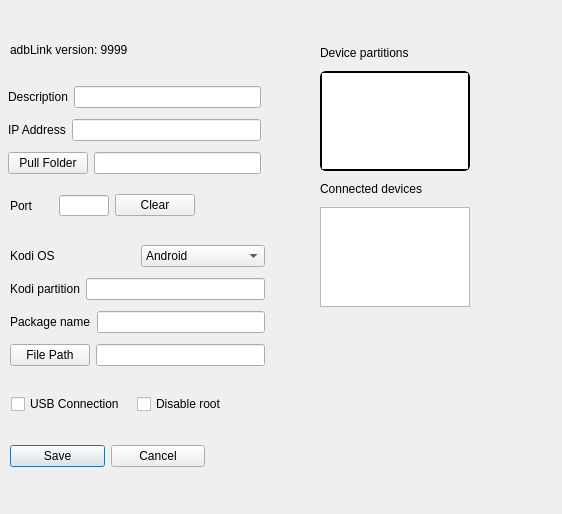
Above: preferencesdialog.ui from Eliminater74/adblink before the change. Below: the same form after it.
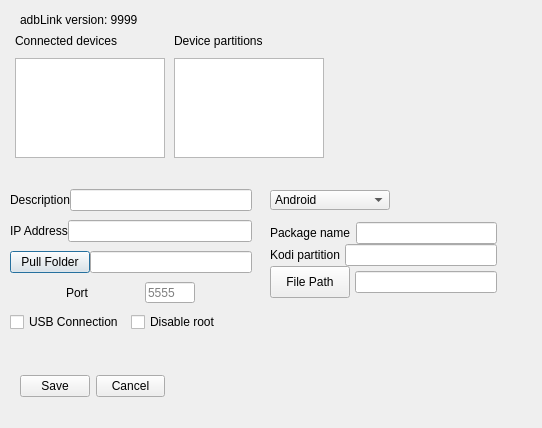
That is the form after the change.

The edit to the form file:
```diff
--- a/preferencesdialog.ui
+++ b/preferencesdialog.ui
@@ -6,8 +6,8 @@
    <rect>
     <x>0</x>
     <y>0</y>
-    <width>562</width>
-    <height>514</height>
+    <width>542</width>
+    <height>428</height>
    </rect>
   </property>
   <property name="windowTitle">
@@ -29,38 +29,6 @@
     <string>TextLabel</string>
    </property>
   </widget>
-  <widget class="QWidget" name="layoutWidget">
-   <property name="geometry">
-    <rect>
-     <x>10</x>
-     <y>440</y>
-     <width>195</width>
-     <height>32</height>
-    </rect>
-   </property>
-   <layout class="QHBoxLayout" name="horizontalLayout_10">
-    <item>
-     <widget class="QPushButton" name="pushButton">
-      <property name="toolTip">
-       <string>&lt;html&gt;&lt;head/&gt;&lt;body&gt;&lt;p&gt;Save data to database&lt;/p&gt;&lt;/body&gt;&lt;/html&gt;</string>
-      </property>
-      <property name="text">
-       <string>Save</string>
-      </property>
-     </widget>
-    </item>
-    <item>
-     <widget class="QPushButton" name="pushButton_2">
-      <property name="toolTip">
-       <string>&lt;html&gt;&lt;head/&gt;&lt;body&gt;&lt;p&gt;Close rhis dialog&lt;/p&gt;&lt;/body&gt;&lt;/html&gt;</string>
-      </property>
-      <property name="text">
-       <string>Cancel</string>
-      </property>
-     </widget>
-    </item>
-   </layout>
-  </widget>
   <widget class="QGroupBox" name="mediaBox">
    <property name="geometry">
     <rect>
@@ -125,86 +93,6 @@
     </property>
    </widget>
   </widget>
-  <widget class="QWidget" name="layoutWidget">
-   <property name="geometry">
-    <rect>
-     <x>320</x>
-     <y>40</y>
-     <width>154</width>
-     <height>267</height>
-    </rect>
-   </property>
-   <layout class="QVBoxLayout" name="verticalLayout_4">
-    <item>
-     <layout class="QVBoxLayout" name="verticalLayout_3">
-      <item>
-       <widget class="QLabel" name="label_4">
-        <property name="text">
-         <string>Device partitions</string>
-        </property>
-       </widget>
-      </item>
-      <item>
-       <widget class="QListWidget" name="listkodirootBox">
-        <property name="minimumSize">
-         <size>
-          <width>150</width>
-          <height>100</height>
-         </size>
-        </property>
-        <property name="maximumSize">
-         <size>
-          <width>150</width>
-          <height>100</height>
-         </size>
-        </property>
-        <property name="toolTip">
-         <string>&lt;html&gt;&lt;head/&gt;&lt;body&gt;&lt;p&gt;Double-click to change Kodi root location. The default is /sdcard/. &lt;/p&gt;&lt;/body&gt;&lt;/html&gt;</string>
-        </property>
-        <property name="styleSheet">
-         <string notr="true">QListWidget {
-    border: 2px solid #8f8f91;
-    border-radius: 6px;
-    border-color: black;
-  
-}</string>
-        </property>
-       </widget>
-      </item>
-     </layout>
-    </item>
-    <item>
-     <layout class="QVBoxLayout" name="verticalLayout_2">
-      <item>
-       <widget class="QLabel" name="label_5">
-        <property name="text">
-         <string>Connected devices</string>
-        </property>
-       </widget>
-      </item>
-      <item>
-       <widget class="QListWidget" name="listDevicesp">
-        <property name="minimumSize">
-         <size>
-          <width>150</width>
-          <height>100</height>
-         </size>
-        </property>
-        <property name="maximumSize">
-         <size>
-          <width>150</width>
-          <height>100</height>
-         </size>
-        </property>
-        <property name="toolTip">
-         <string>&lt;html&gt;&lt;head/&gt;&lt;body&gt;&lt;p&gt;Double-click to copy value to address field&lt;/p&gt;&lt;/body&gt;&lt;/html&gt;</string>
-        </property>
-       </widget>
-      </item>
-     </layout>
-    </item>
-   </layout>
-  </widget>
   <widget class="QCheckBox" name="scoped">
    <property name="enabled">
     <bool>true</bool>
@@ -227,8 +115,8 @@
   <widget class="QLabel" name="versionLabel">
    <property name="geometry">
     <rect>
-     <x>10</x>
-     <y>40</y>
+     <x>20</x>
+     <y>10</y>
      <width>142</width>
      <height>20</height>
     </rect>
@@ -237,18 +125,40 @@
     <string>adbLink version: 9999</string>
    </property>
   </widget>
-  <widget class="QWidget" name="layoutWidget">
+  <widget class="QCheckBox" name="wsa">
+   <property name="enabled">
+    <bool>true</bool>
+   </property>
    <property name="geometry">
     <rect>
-     <x>8</x>
-     <y>81</y>
-     <width>253</width>
-     <height>101</height>
+     <x>390</x>
+     <y>640</y>
+     <width>56</width>
+     <height>24</height>
     </rect>
    </property>
-   <layout class="QVBoxLayout" name="verticalLayout">
+   <property name="toolTip">
+    <string>&lt;html&gt;&lt;head/&gt;&lt;body&gt;&lt;p&gt;Windows Subsystem for Android: changes IP to 127.0.0.1 and port to &lt;span style=&quot; color:#008000;&quot;&gt;58526&lt;/span&gt;&lt;/p&gt;&lt;/body&gt;&lt;/html&gt;</string>
+   </property>
+   <property name="text">
+    <string>WSA</string>
+   </property>
+  </widget>
+  <widget class="QWidget" name="">
+   <property name="geometry">
+    <rect>
+     <x>10</x>
+     <y>180</y>
+     <width>242</width>
+     <height>164</height>
+    </rect>
+   </property>
+   <layout class="QVBoxLayout" name="androidlayout">
+    <property name="spacing">
+     <number>0</number>
+    </property>
     <item>
-     <layout class="QHBoxLayout" name="horizontalLayout">
+     <layout class="QHBoxLayout" name="horizontalLayout_3">
       <item>
        <widget class="QLabel" name="devlab">
         <property name="text">
@@ -266,7 +176,7 @@
      </layout>
     </item>
     <item>
-     <layout class="QHBoxLayout" name="horizontalLayout_2">
+     <layout class="QHBoxLayout" name="horizontalLayout_4">
       <item>
        <widget class="QLabel" name="label_11">
         <property name="toolTip">
@@ -287,7 +197,7 @@
      </layout>
     </item>
     <item>
-     <layout class="QHBoxLayout" name="horizontalLayout_3">
+     <layout class="QHBoxLayout" name="horizontalLayout_5">
       <item>
        <widget class="QPushButton" name="pfolderButton">
         <property name="toolTip">
@@ -307,150 +217,253 @@
       </item>
      </layout>
     </item>
-   </layout>
-  </widget>
-  <widget class="QWidget" name="layoutWidget">
-   <property name="geometry">
-    <rect>
-     <x>10</x>
-     <y>240</y>
-     <width>255</width>
-     <height>135</height>
-    </rect>
-   </property>
-   <layout class="QVBoxLayout" name="verticalLayout_5">
     <item>
-     <layout class="QHBoxLayout" name="horizontalLayout_4">
+     <layout class="QHBoxLayout" name="horizontalLayout_2">
       <item>
-       <widget class="QLabel" name="label_2">
+       <widget class="QLabel" name="label_6">
+        <property name="sizePolicy">
+         <sizepolicy hsizetype="Fixed" vsizetype="Preferred">
+          <horstretch>0</horstretch>
+          <verstretch>0</verstretch>
+         </sizepolicy>
+        </property>
         <property name="text">
-         <string>Kodi OS</string>
+         <string>Port</string>
         </property>
        </widget>
       </item>
       <item>
-       <widget class="QComboBox" name="ostypeBox">
-        <item>
-         <property name="text">
-          <string>Android</string>
-         </property>
-        </item>
-        <item>
-         <property name="text">
-          <string>Windows</string>
-         </property>
-        </item>
-        <item>
-         <property name="text">
-          <string>macOS</string>
-         </property>
-        </item>
-        <item>
-         <property name="text">
-          <string>Linux</string>
-         </property>
-        </item>
-       </widget>
-      </item>
-     </layout>
-    </item>
-    <item>
-     <layout class="QHBoxLayout" name="horizontalLayout_5">
-      <item>
-       <widget class="QLabel" name="label_3">
-        <property name="text">
-         <string>Kodi partition</string>
+       <widget class="QLineEdit" name="port">
+        <property name="sizePolicy">
+         <sizepolicy hsizetype="Fixed" vsizetype="Fixed">
+          <horstretch>0</horstretch>
+          <verstretch>0</verstretch>
+         </sizepolicy>
         </property>
+        <property name="minimumSize">
+         <size>
+          <width>50</width>
+          <height>21</height>
+         </size>
+        </property>
+        <property name="maximumSize">
+         <size>
+          <width>50</width>
+          <height>21</height>
+         </size>
+        </property>
+        <property name="toolTip">
+         <string>&lt;html&gt;&lt;head/&gt;&lt;body&gt;&lt;p&gt;Port for IP connections. Defaults to 5555&lt;/p&gt;&lt;/body&gt;&lt;/html&gt;</string>
+        </property>
+        <property name="placeholderText">
+         <string>5555</string>
+        </property>
        </widget>
       </item>
-      <item>
-       <widget class="QLineEdit" name="data_root"/>
-      </item>
      </layout>
     </item>
     <item>
      <layout class="QHBoxLayout" name="horizontalLayout_6">
       <item>
-       <widget class="QLabel" name="label">
-        <property name="text">
-         <string>Package name</string>
+       <widget class="QCheckBox" name="isusb">
+        <property name="enabled">
+         <bool>true</bool>
         </property>
-       </widget>
-      </item>
-      <item>
-       <widget class="QLineEdit" name="packagename">
         <property name="toolTip">
          <string>&lt;html&gt;&lt;head/&gt;&lt;body&gt;&lt;p&gt;Package name for your Media Center  software&lt;/p&gt;&lt;/body&gt;&lt;/html&gt;</string>
         </property>
-       </widget>
-      </item>
-     </layout>
-    </item>
-    <item>
-     <layout class="QHBoxLayout" name="horizontalLayout_7">
-      <item>
-       <widget class="QPushButton" name="filepathButton">
         <property name="text">
-         <string>File Path</string>
+         <string>USB Connection</string>
         </property>
        </widget>
       </item>
       <item>
-       <widget class="QLineEdit" name="filepath">
+       <widget class="QCheckBox" name="disableroot">
+        <property name="enabled">
+         <bool>true</bool>
+        </property>
         <property name="toolTip">
          <string>&lt;html&gt;&lt;head/&gt;&lt;body&gt;&lt;p&gt;Enter the file path for your Media Center.  This is combined with Package Name, e.g.  org.xbmc.kodi/files/.kodi&lt;/p&gt;&lt;/body&gt;&lt;/html&gt;</string>
         </property>
+        <property name="text">
+         <string>Disable root</string>
+        </property>
        </widget>
       </item>
      </layout>
     </item>
    </layout>
   </widget>
-  <widget class="QWidget" name="layoutWidget">
+  <widget class="QWidget" name="">
    <property name="geometry">
     <rect>
-     <x>10</x>
-     <y>190</y>
-     <width>185</width>
-     <height>31</height>
+     <x>20</x>
+     <y>370</y>
+     <width>145</width>
+     <height>32</height>
     </rect>
    </property>
-   <layout class="QHBoxLayout" name="horizontalLayout_8">
+   <layout class="QHBoxLayout" name="horizontalLayout_11">
     <item>
-     <widget class="QLabel" name="plabel">
+     <widget class="QPushButton" name="pushButton">
+      <property name="toolTip">
+       <string>&lt;html&gt;&lt;head/&gt;&lt;body&gt;&lt;p&gt;Save data to database&lt;/p&gt;&lt;/body&gt;&lt;/html&gt;</string>
+      </property>
       <property name="text">
-       <string>Port</string>
+       <string>Save</string>
       </property>
      </widget>
     </item>
     <item>
-     <widget class="QLineEdit" name="port">
+     <widget class="QPushButton" name="pushButton_2">
+      <property name="toolTip">
+       <string>&lt;html&gt;&lt;head/&gt;&lt;body&gt;&lt;p&gt;Close rhis dialog&lt;/p&gt;&lt;/body&gt;&lt;/html&gt;</string>
+      </property>
+      <property name="text">
+       <string>Cancel</string>
+      </property>
+     </widget>
+    </item>
+   </layout>
+  </widget>
+  <widget class="QWidget" name="">
+   <property name="geometry">
+    <rect>
+     <x>270</x>
+     <y>180</y>
+     <width>227</width>
+     <height>128</height>
+    </rect>
+   </property>
+   <layout class="QVBoxLayout" name="verticalLayout_4">
+    <property name="spacing">
+     <number>2</number>
+    </property>
+    <item>
+     <widget class="QComboBox" name="ostypeBox">
+      <property name="sizePolicy">
+       <sizepolicy hsizetype="Expanding" vsizetype="Fixed">
+        <horstretch>0</horstretch>
+        <verstretch>0</verstretch>
+       </sizepolicy>
+      </property>
       <property name="minimumSize">
        <size>
-        <width>50</width>
-        <height>21</height>
+        <width>120</width>
+        <height>20</height>
        </size>
       </property>
       <property name="maximumSize">
        <size>
-        <width>50</width>
-        <height>21</height>
+        <width>120</width>
+        <height>20</height>
        </size>
       </property>
-      <property name="toolTip">
-       <string>&lt;html&gt;&lt;head/&gt;&lt;body&gt;&lt;p&gt;Port for IP connections. Defaults to 5555&lt;/p&gt;&lt;/body&gt;&lt;/html&gt;</string>
-      </property>
+      <item>
+       <property name="text">
+        <string>Android</string>
+       </property>
+      </item>
+      <item>
+       <property name="text">
+        <string>Windows</string>
+       </property>
+      </item>
+      <item>
+       <property name="text">
+        <string>macOS</string>
+       </property>
+      </item>
+      <item>
+       <property name="text">
+        <string>Linux</string>
+       </property>
+      </item>
      </widget>
     </item>
     <item>
-     <widget class="QPushButton" name="clearPort">
-      <property name="toolTip">
-       <string>&lt;html&gt;&lt;head/&gt;&lt;body&gt;&lt;p&gt;Clear port field&lt;/p&gt;&lt;/body&gt;&lt;/html&gt;</string>
+     <layout class="QVBoxLayout" name="verticalLayout_3">
+      <property name="spacing">
+       <number>0</number>
       </property>
-      <property name="text">
-       <string>Clear</string>
-      </property>
-     </widget>
+      <item>
+       <layout class="QHBoxLayout" name="horizontalLayout_8">
+        <property name="spacing">
+         <number>5</number>
+        </property>
+        <item>
+         <widget class="QLabel" name="kodi2">
+          <property name="text">
+           <string>Package name</string>
+          </property>
+         </widget>
+        </item>
+        <item>
+         <widget class="QLineEdit" name="packagename">
+          <property name="toolTip">
+           <string>&lt;html&gt;&lt;head/&gt;&lt;body&gt;&lt;p&gt;Package name for your Media Center  software&lt;/p&gt;&lt;/body&gt;&lt;/html&gt;</string>
+          </property>
+         </widget>
+        </item>
+       </layout>
+      </item>
+      <item>
+       <layout class="QHBoxLayout" name="horizontalLayout_9">
+        <property name="spacing">
+         <number>5</number>
+        </property>
+        <item>
+         <widget class="QLabel" name="kodi3">
+          <property name="text">
+           <string>Kodi partition</string>
+          </property>
+         </widget>
+        </item>
+        <item>
+         <widget class="QLineEdit" name="data_root"/>
+        </item>
+       </layout>
+      </item>
+      <item>
+       <layout class="QHBoxLayout" name="horizontalLayout_10">
+        <property name="spacing">
+         <number>5</number>
+        </property>
+        <item>
+         <widget class="QPushButton" name="filepathButton">
+          <property name="sizePolicy">
+           <sizepolicy hsizetype="Fixed" vsizetype="Fixed">
+            <horstretch>0</horstretch>
+            <verstretch>0</verstretch>
+           </sizepolicy>
+          </property>
+          <property name="minimumSize">
+           <size>
+            <width>80</width>
+            <height>32</height>
+           </size>
+          </property>
+          <property name="maximumSize">
+           <size>
+            <width>80</width>
+            <height>32</height>
+           </size>
+          </property>
+          <property name="text">
+           <string>File Path</string>
+          </property>
+         </widget>
+        </item>
+        <item>
+         <widget class="QLineEdit" name="filepath">
+          <property name="toolTip">
+           <string>&lt;html&gt;&lt;head/&gt;&lt;body&gt;&lt;p&gt;Enter the file path for your Media Center.  This is combined with Package Name, e.g.  org.xbmc.kodi/files/.kodi&lt;/p&gt;&lt;/body&gt;&lt;/html&gt;</string>
+          </property>
+         </widget>
+        </item>
+       </layout>
+      </item>
+     </layout>
     </item>
    </layout>
   </widget>
@@ -476,38 +489,75 @@
   <widget class="QWidget" name="">
    <property name="geometry">
     <rect>
-     <x>11</x>
-     <y>391</y>
-     <width>245</width>
-     <height>26</height>
+     <x>12</x>
+     <y>30</y>
+     <width>316</width>
+     <height>128</height>
     </rect>
    </property>
-   <layout class="QHBoxLayout" name="horizontalLayout_9">
+   <layout class="QHBoxLayout" name="horizontalLayout">
     <item>
-     <widget class="QCheckBox" name="isusb">
-      <property name="enabled">
-       <bool>true</bool>
-      </property>
-      <property name="toolTip">
-       <string>&lt;html&gt;&lt;head/&gt;&lt;body&gt;&lt;p&gt;Check this box for USB connections&lt;/p&gt;&lt;/body&gt;&lt;/html&gt;</string>
-      </property>
-      <property name="text">
-       <string>USB Connection</string>
-      </property>
-     </widget>
+     <layout class="QVBoxLayout" name="verticalLayout">
+      <item>
+       <widget class="QLabel" name="label_5">
+        <property name="text">
+         <string>Connected devices</string>
+        </property>
+       </widget>
+      </item>
+      <item>
+       <widget class="QListWidget" name="listDevicesp">
+        <property name="minimumSize">
+         <size>
+          <width>150</width>
+          <height>100</height>
+         </size>
+        </property>
+        <property name="maximumSize">
+         <size>
+          <width>150</width>
+          <height>100</height>
+         </size>
+        </property>
+        <property name="toolTip">
+         <string>&lt;html&gt;&lt;head/&gt;&lt;body&gt;&lt;p&gt;Double-click to copy value to address field&lt;/p&gt;&lt;/body&gt;&lt;/html&gt;</string>
+        </property>
+       </widget>
+      </item>
+     </layout>
     </item>
     <item>
-     <widget class="QCheckBox" name="disableroot">
-      <property name="enabled">
-       <bool>true</bool>
-      </property>
-      <property name="toolTip">
-       <string>&lt;html&gt;&lt;head/&gt;&lt;body&gt;&lt;p&gt;Disable root for misbehaving su installations&lt;/p&gt;&lt;/body&gt;&lt;/html&gt;</string>
-      </property>
-      <property name="text">
-       <string>Disable root</string>
-      </property>
-     </widget>
+     <layout class="QVBoxLayout" name="verticalLayout_2">
+      <item>
+       <widget class="QLabel" name="label">
+        <property name="text">
+         <string>Device partitions</string>
+        </property>
+       </widget>
+      </item>
+      <item>
+       <widget class="QListWidget" name="listkodirootBox">
+        <property name="sizePolicy">
+         <sizepolicy hsizetype="Fixed" vsizetype="Fixed">
+          <horstretch>0</horstretch>
+          <verstretch>0</verstretch>
+         </sizepolicy>
+        </property>
+        <property name="minimumSize">
+         <size>
+          <width>150</width>
+          <height>100</height>
+         </size>
+        </property>
+        <property name="maximumSize">
+         <size>
+          <width>150</width>
+          <height>100</height>
+         </size>
+        </property>
+       </widget>
+      </item>
+     </layout>
     </item>
    </layout>
   </widget>
```
Left out of the diff: 29 changed lines with no effect on the pictures.
